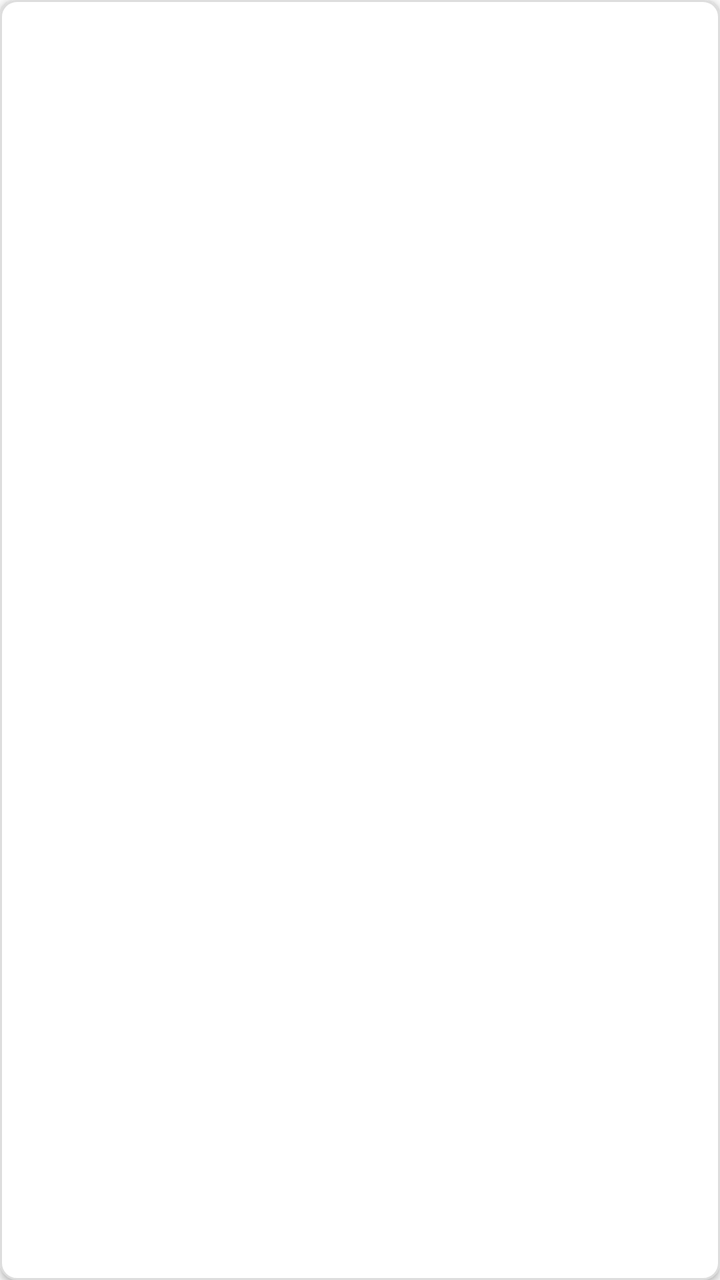
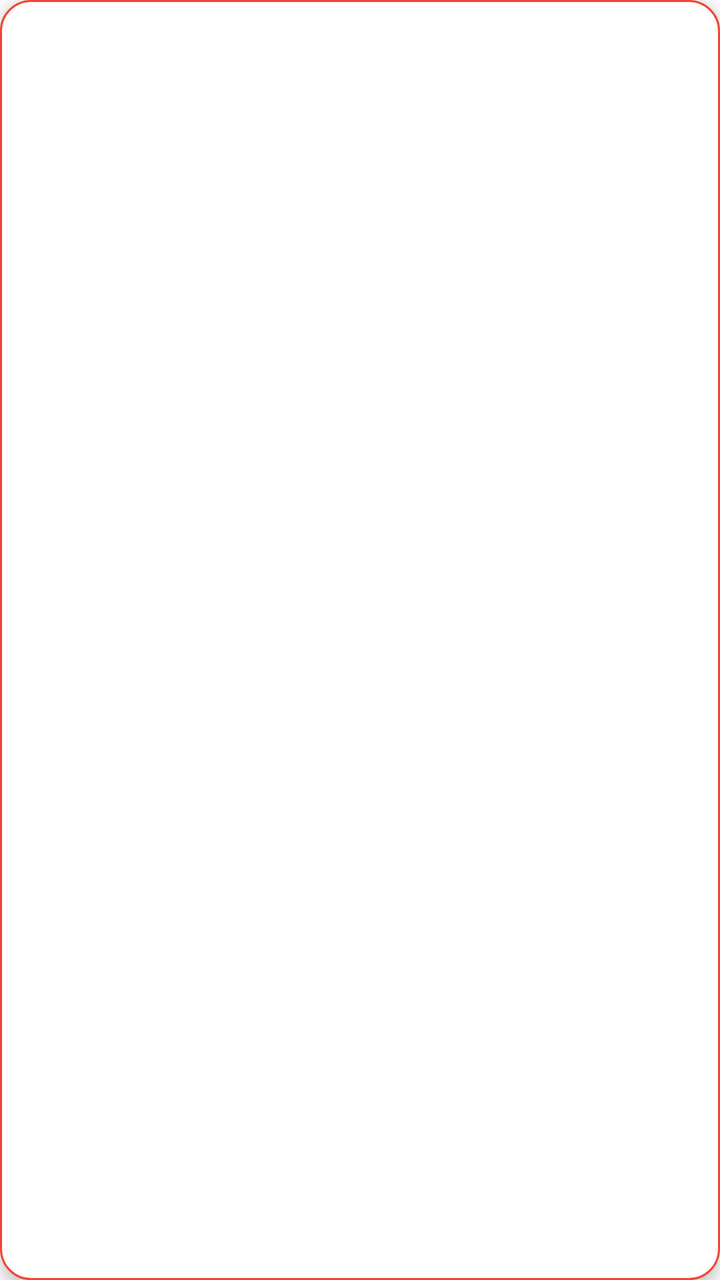

Compare the two renders of this Android layout. The source of the first and the diff that turns it into the second are given below.
<!-- AndroidManifest.xml: application theme AppTheme -->
<!-- res/layout/searchresult_custom.xml -->
<?xml version="1.0" encoding="utf-8"?>
<TextView xmlns:android="http://schemas.android.com/apk/res/android"
    android:id="@+id/tv"
    android:layout_width="match_parent"
    android:layout_height="wrap_content"
    android:background="@drawable/step_selector"
    android:gravity="center_vertical"
    android:padding="20dp"
    android:textColor="@color/colorAccent_deepBlue"
    android:textSize="20sp"
    android:textAlignment="viewStart"
    android:lineSpacingExtra="6dp"
    android:layout_margin="10dp"
    android:elevation="2dp"/>
<!-- resources referenced by this layout -->
<resources>
  <color name="colorAccent_deepBlue">#414f63</color>
  <!-- drawable step_selector (drawable) -->
  <?xml version="1.0" encoding="utf-8"?>
  <selector xmlns:android="http://schemas.android.com/apk/res/android">
      <item android:state_selected="true">
          <shape android:shape="rectangle">
              <solid android:color="#FFF9C4" /> <corners android:radius="8dp" />
              <stroke android:width="2dp" android:color="@color/colorAccent_deepBlue" />
          </shape>
      </item>
      <item>
          <shape android:shape="rectangle">
              <solid android:color="@android:color/white" />
              <corners android:radius="8dp" />
              <stroke android:width="1dp" android:color="#DDDDDD" />
          </shape>
      </item>
  </selector>
  <style name="AppTheme" parent="Theme.AppCompat.Light.DarkActionBar">
          
          <item name="colorPrimary">@color/colorPrimary</item>
          <item name="colorPrimaryDark">@color/colorPrimaryDark</item>
          <item name="colorAccent">@color/colorAccent</item>
      </style>
  <color name="colorPrimary">#f06373</color>
  <color name="colorPrimaryDark">#cc4053</color>
  <color name="colorAccent">#3ad0d8</color>
</resources>

<!-- the commit's change to res/layout/searchresult_custom.xml (unified diff, before → after) -->
@@ -1,14 +1,17 @@
 <?xml version="1.0" encoding="utf-8"?>
 <TextView xmlns:android="http://schemas.android.com/apk/res/android"
+    xmlns:app="http://schemas.android.com/apk/res-auto"
     android:id="@+id/tv"
     android:layout_width="match_parent"
     android:layout_height="wrap_content"
     android:background="@drawable/step_selector"
     android:gravity="center_vertical"
     android:padding="20dp"
-    android:textColor="@color/colorAccent_deepBlue"
-    android:textSize="20sp"
+    android:layout_margin="8dp"
+    android:elevation="4dp"
     android:textAlignment="viewStart"
-    android:lineSpacingExtra="6dp"
-    android:layout_margin="10dp"
-    android:elevation="2dp"/>
+    android:fontFamily="sans-serif-medium"
+    android:letterSpacing="0.02"
+    android:lineSpacingExtra="8dp"
+    android:textColor="@color/red_primary"
+    android:textSize="18sp" />
<!-- resource entries referenced after the edit -->
@@ -1,31 +1,54 @@
 <!-- resources referenced by this layout -->
 <resources>
-  <color name="colorAccent_deepBlue">#414f63</color>
+  <color name="red_primary">#F44336</color>
   <!-- drawable step_selector (drawable) -->
   <?xml version="1.0" encoding="utf-8"?>
   <selector xmlns:android="http://schemas.android.com/apk/res/android">
+      
+      <item android:state_pressed="true" android:state_selected="true">
+          <shape android:shape="rectangle">
+              <solid android:color="@color/bright_yellow" />
+              <corners android:radius="15dp" />
+              <stroke android:width="2dp" android:color="@color/red_primary" />
+              <padding android:bottom="4dp" android:left="8dp" android:right="8dp" android:top="4dp" />
+          </shape>
+      </item>
+  
+      
       <item android:state_selected="true">
           <shape android:shape="rectangle">
-              <solid android:color="#FFF9C4" /> <corners android:radius="8dp" />
-              <stroke android:width="2dp" android:color="@color/colorAccent_deepBlue" />
+              <solid android:color="@color/bright_yellow" />
+              <corners android:radius="15dp" />
+              <stroke android:width="2dp" android:color="@color/red_primary" />
           </shape>
       </item>
+  
+      
+      <item android:state_pressed="true">
+          <shape android:shape="rectangle">
+              <solid android:color="#33F44336" />
+              <corners android:radius="15dp" />
+              <stroke android:width="1dp" android:color="@color/red_primary" />
+          </shape>
+      </item>
+  
+      
       <item>
           <shape android:shape="rectangle">
               <solid android:color="@android:color/white" />
-              <corners android:radius="8dp" />
-              <stroke android:width="1dp" android:color="#DDDDDD" />
+              <corners android:radius="15dp" />
+              <stroke android:width="1dp" android:color="@color/red_primary" />
           </shape>
       </item>
   </selector>
-  <style name="AppTheme" parent="Theme.AppCompat.Light.DarkActionBar">
-          
-          <item name="colorPrimary">@color/colorPrimary</item>
-          <item name="colorPrimaryDark">@color/colorPrimaryDark</item>
-          <item name="colorAccent">@color/colorAccent</item>
+  <style name="AppTheme" parent="Theme.MaterialComponents.Light.NoActionBar">
+          <item name="colorPrimary">@color/red_primary</item>
+          <item name="colorPrimaryDark">@color/dark_red</item>
+          <item name="colorAccent">@color/bright_yellow</item>
+  
+          <item name="android:editTextStyle">@style/Widget.AppCompat.EditText</item>
       </style>
-  <color name="colorPrimary">#f06373</color>
-  <color name="colorPrimaryDark">#cc4053</color>
-  <color name="colorAccent">#3ad0d8</color>
+  <color name="bright_yellow">#FFEB3B</color>
+  <color name="dark_red">#C62828</color>
 </resources>
 
